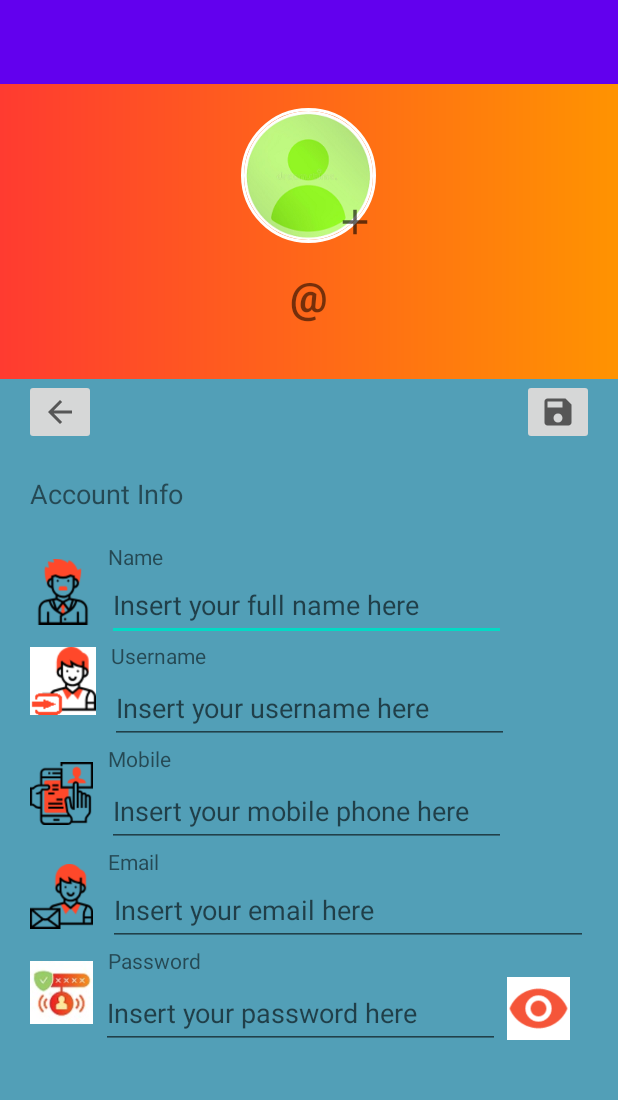
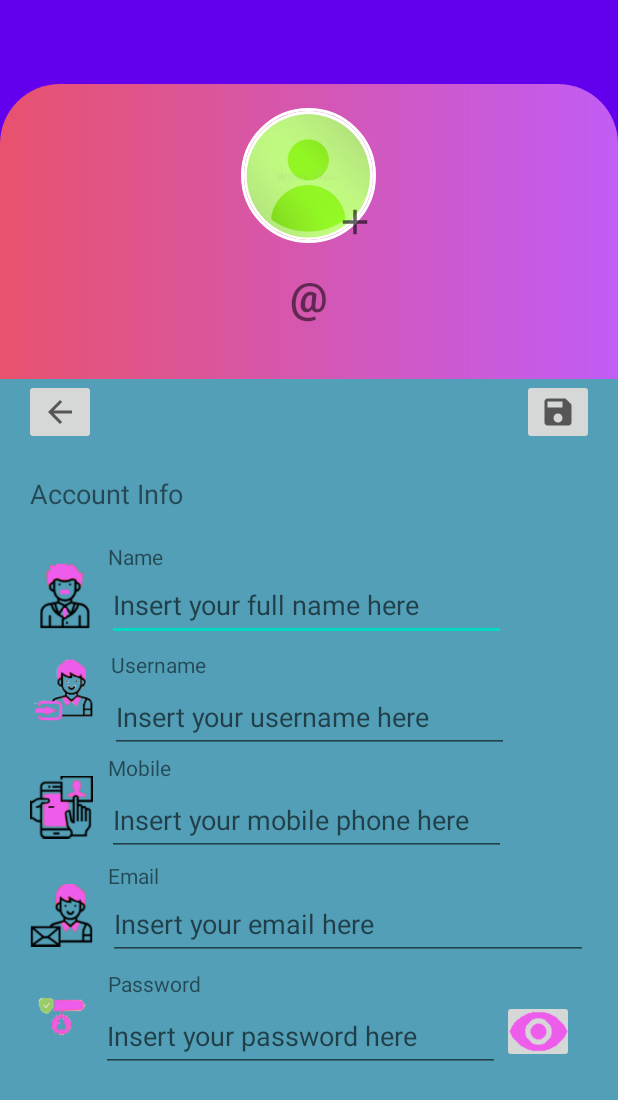
Before and after one commit to benlim2002/Mp_group5_project, an Android app: the layout fragment_setting.xml on its own in the app's theme, with its tools: preview values and no code run, on a phone screen of 412 x 824 dp. Shown: the top 1100 px of the screen. Run offline under Robolectric (Android 15) with nearby library versions, the phone set to English and light mode, and no system bars; plain views replace CircularImageView.

Commit message:
Icons changed

```diff
--- a/app/src/main/java/com/example/mp_group5_project/MainActivity.java
+++ b/app/src/main/java/com/example/mp_group5_project/MainActivity.java
@@ -67,7 +67,7 @@ public class MainActivity extends AppCompatActivity {
             @Override
             public void onClick(View view) {
                 Log.d(TAG, view.getParent().toString());
-                Snackbar.make(view, "Replace with your own action", Snackbar.LENGTH_LONG)
+                Snackbar.make(view, "E-mail has been sent", Snackbar.LENGTH_LONG)
                         .setAction("Action", null).show();
             }
         });
--- a/app/src/main/res/layout/fragment_setting.xml
+++ b/app/src/main/res/layout/fragment_setting.xml
@@ -28,13 +28,13 @@
             <!--app:expandedTitleTextAppearance="@style/TransparentText"> -->
 
             <LinearLayout
+                android:id="@+id/linearLayout"
                 android:layout_width="match_parent"
                 android:layout_height="wrap_content"
                 android:layout_centerInParent="true"
+                android:background="@drawable/profile_back_button"
                 android:gravity="center_horizontal"
-                android:orientation="vertical"
-                android:id="@+id/linearLayout"
-                android:background="@drawable/profile_bk">
+                android:orientation="vertical">
 
                 <RelativeLayout
                     android:layout_width="90dp"
```
Also changed, not shown: app/src/main/res/drawable/hide.png, app/src/main/res/drawable/ic_email.png, app/src/main/res/drawable/ic_mobile.png, app/src/main/res/drawable/ic_name.png, app/src/main/res/drawable/ic_password.jpg (deleted), app/src/main/res/drawable/ic_password.png (added), app/src/main/res/drawable/ic_username.png, app/src/main/res/drawable/show.png.
